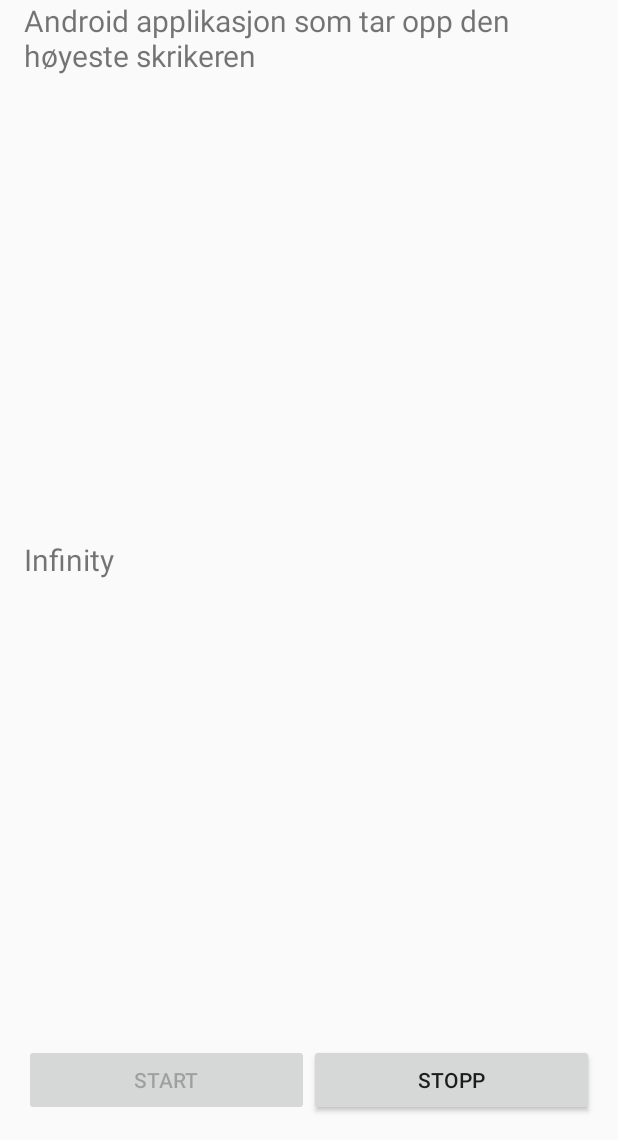
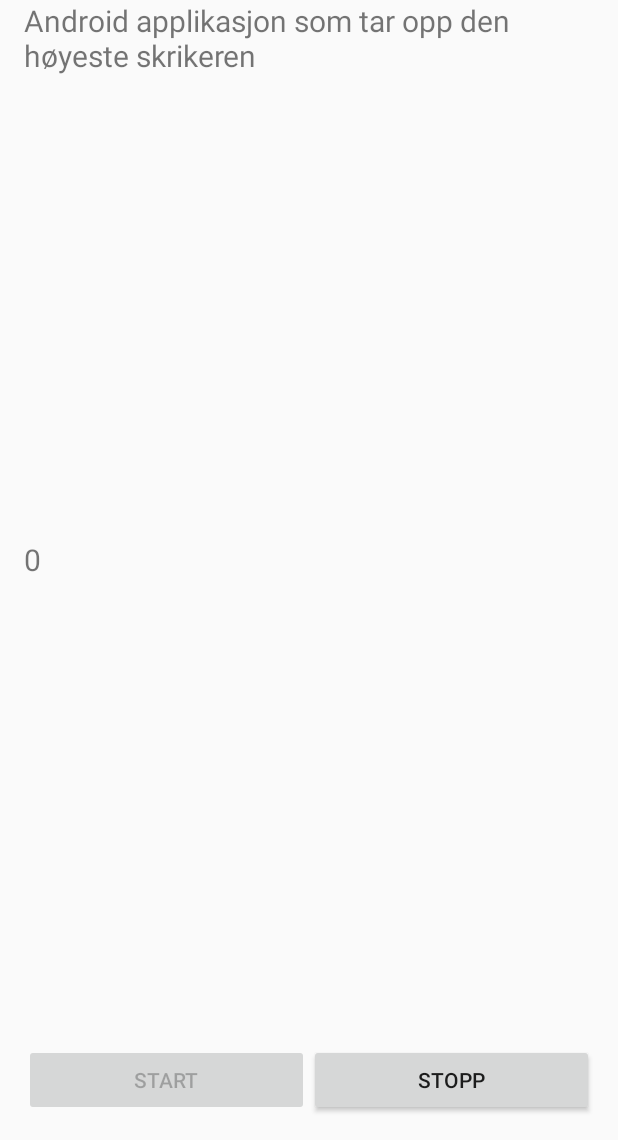
Before and after one commit to lukteperq/screamLouder, an Android app: the screen it shows after launch (MainActivity), after a tap on "START", on a phone screen of 412 x 824 dp, the part 96-1236 px from its top. Run offline under Robolectric (Android 15) with nearby library versions, the phone set to English and light mode, and no system bars.

Commit message:
MaxAmplitude working
woop woop

```diff
--- a/app/src/main/java/com/screamlouder/screamlouder/MainActivity.java
+++ b/app/src/main/java/com/screamlouder/screamlouder/MainActivity.java
@@ -179,12 +179,18 @@ public class MainActivity extends AppCompatActivity {
 
                 final String res = Double.toString(Math.floor(Math.abs(amplitudeDb)));
 
+                String average = null;
+                for (short s : data) {
+                    average = String.valueOf(Math.abs(s));
+                }
+
                 //dbResult.setText(res);
                 //doUpdate();
+                final String finalAverage = average;
                 handler.post(new Runnable() {
                     @Override
                     public void run() {
-                      dbResult.setText(res);
+                      dbResult.setText(finalAverage);
 
                     }
                 });
```
